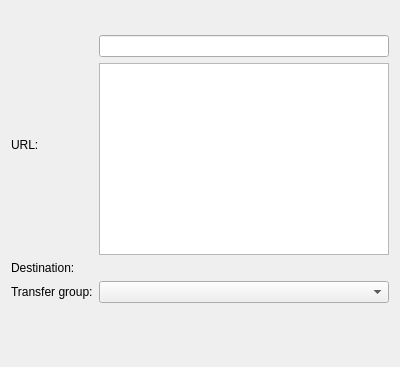
Old version of the form ui/newtransferwidget.ui in the repository KDE/kget.
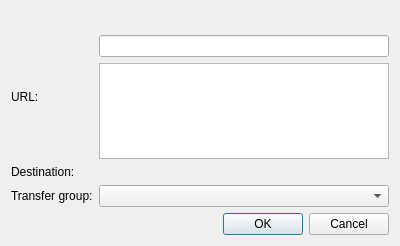
New version of the form. Custom widgets are drawn as their Qt base class.

Commit message: Port NewTransferDialog to QDialog

Diff of the .ui file:
```diff
--- a/ui/newtransferwidget.ui
+++ b/ui/newtransferwidget.ui
@@ -7,7 +7,7 @@
     <x>0</x>
     <y>0</y>
     <width>400</width>
-    <height>367</height>
+    <height>246</height>
    </rect>
   </property>
   <layout class="QVBoxLayout" name="verticalLayout">
@@ -74,19 +74,27 @@
      </item>
     </layout>
    </item>
+   <item>
+    <widget class="QDialogButtonBox" name="buttonBox">
+     <property name="standardButtons">
+      <set>QDialogButtonBox::Cancel|QDialogButtonBox::Ok</set>
+     </property>
+    </widget>
+   </item>
   </layout>
  </widget>
  <customwidgets>
-  <customwidget>
-   <class>KUrlRequester</class>
-   <extends>QFrame</extends>
-   <header>kurlrequester.h</header>
-  </customwidget>
   <customwidget>
    <class>KListWidget</class>
    <extends>QListWidget</extends>
    <header>klistwidget.h</header>
   </customwidget>
+  <customwidget>
+   <class>KUrlRequester</class>
+   <extends>QFrame</extends>
+   <header>kurlrequester.h</header>
+   <container>1</container>
+  </customwidget>
   <customwidget>
    <class>KLineEdit</class>
    <extends>QLineEdit</extends>
```
Left out of the diff: 1 changed line with no effect on the pictures. The commit also changes 2 other files.
